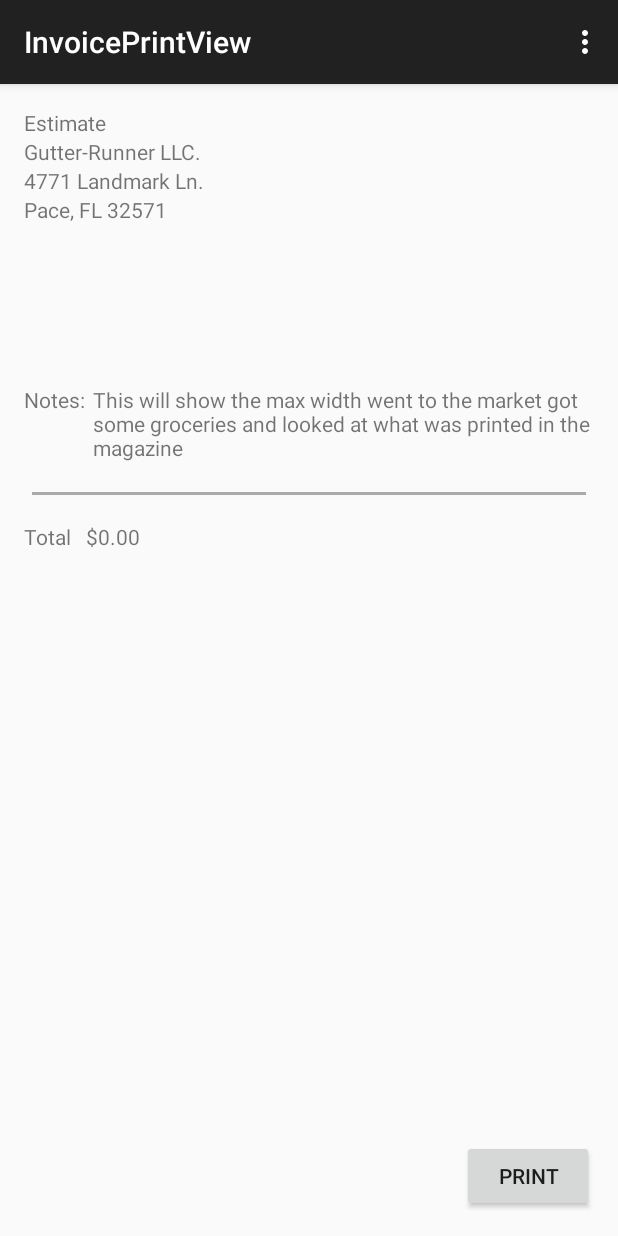
After one commit to petergoulette/Invoice, an Android app: the InvoicePrintView screen opened directly, with no data from a screen before it, on a phone screen of 412 x 824 dp. The commit adds this screen. Run offline under Robolectric (Android 15) with nearby library versions, the phone set to English and light mode, and no system bars.

Commit message:
Printview and save to image is now Implemented.

```diff
--- a/app/src/main/AndroidManifest.xml
+++ b/app/src/main/AndroidManifest.xml
@@ -1,6 +1,8 @@
 <?xml version="1.0" encoding="utf-8"?>
 <manifest xmlns:android="http://schemas.android.com/apk/res/android"
     package="com.example.capstone.invoice" >
+
+    <uses-permission android:name="android.permission.WRITE_EXTERNAL_STORAGE" />
 
     <application
         android:allowBackup="true"
@@ -32,6 +34,10 @@
             android:name=".AddInvoiceItemView"
             android:label="@string/title_activity_add_invoice_item_view" >
         </activity>
+        <activity
+            android:name=".InvoicePrintView"
+            android:label="@string/title_activity_invoice_print_view" >
+        </activity>
     </application>
 
 </manifest>
--- a/app/src/main/java/com/example/capstone/invoice/AddInvoiceItemView.java
+++ b/app/src/main/java/com/example/capstone/invoice/AddInvoiceItemView.java
@@ -90,8 +90,6 @@ public class AddInvoiceItemView extends AppCompatActivity implements View.OnClic
                 QRight.setText(Integer.toString(iitem.getInvoiceItemRQuantity()));
                 update = true;
                 }
-
-            //IRate.setText(Integer.toString(invoiceId));
         }
 
         itemListView = (ListView) findViewById(R.id.main_item_listview);
--- /dev/null
+++ b/app/src/main/java/com/example/capstone/invoice/InvoicePrintView.java
@@ -0,0 +1,159 @@
+/*
+ * Copyright (C) 2013 The Android Open Source Project
+ *
+ * Licensed under the Apache License, Version 2.0 (the "License");
+ * you may not use this file except in compliance with the License.
+ * You may obtain a copy of the License at
+ *
+ *      http://www.apache.org/licenses/LICENSE-2.0
+ *
+ * Unless required by applicable law or agreed to in writing, software
+ * distributed under the License is distributed on an "AS IS" BASIS,
+ * WITHOUT WARRANTIES OR CONDITIONS OF ANY KIND, either express or implied.
+ * See the License for the specific language governing permissions and
+ * limitations under the License.
+ */
+
+package com.example.capstone.invoice;
+
+import android.content.Intent;
+import android.graphics.Bitmap;
+import android.os.Bundle;
+import android.os.Environment;
+import android.support.v7.app.AppCompatActivity;
+import android.util.Log;
+import android.view.Menu;
+import android.view.MenuItem;
+import android.view.View;
+import android.widget.TextView;
+
+import java.io.File;
+import java.io.FileNotFoundException;
+import java.io.FileOutputStream;
+import java.io.IOException;
+
+public class InvoicePrintView extends AppCompatActivity {
+
+    private TextView mFirstName;
+    private TextView mLastName;
+    private TextView mCity;
+    private TextView mState;
+    private TextView mZip;
+    private TextView mNotes;
+    private TextView mPhone;
+    private TextView mTotal;
+    private Invoice mInvoice;
+    private Customer mCustomer;
+    private int mInvoiceId=0;
+    private int mInvoiceTotal;
+    private Database mDbHandler;
+
+
+    @Override
+    protected void onCreate(Bundle savedInstanceState) {
+        super.onCreate(savedInstanceState);
+        setContentView(R.layout.activity_invoice_print_view);
+        mDbHandler = new Database(this, null, null, 1);
+        mFirstName = (TextView) findViewById(R.id.CustomerFirst);
+        mLastName = (TextView) findViewById(R.id.CustomerLast);
+        mCity = (TextView) findViewById(R.id.City);
+        mState = (TextView) findViewById(R.id.State);
+        mZip = (TextView) findViewById(R.id.Zip);
+        mNotes = (TextView) findViewById(R.id.Notes);
+        mPhone = (TextView) findViewById(R.id.Phone);
+        mTotal = (TextView) findViewById(R.id.Total);
+        mInvoice = new Invoice();
+        mCustomer = new Customer();
+
+        //get Bundle from intent and extract the invoiceId
+        Intent intentExtras = getIntent();
+        Bundle extrasBundle = intentExtras.getExtras();
+        if (extrasBundle != null){
+            Log.d("bundle", "");
+            //we have a bundle
+
+            if(extrasBundle.getInt("SendInvoiceID")!=0){
+                mInvoiceId = extrasBundle.getInt("SendInvoiceID");
+                mInvoice = mDbHandler.getInvoice(mInvoiceId);
+                mCustomer = mDbHandler.getCustomer(mInvoice.getCustomerID());
+                setCustomer();
+
+                Log.d("bundle", "" + mInvoiceId);}
+
+            if(extrasBundle.getInt("Total")!=0){
+                mInvoiceTotal = extrasBundle.getInt("Total");
+                double total = mInvoiceTotal * .01;
+                String s = String.format("$%.2f", total);
+                mTotal.setText(s);
+
+            }
+        }
+
+        //Test method
+        findViewById(R.id.print).setOnClickListener(new View.OnClickListener() {
+            @Override
+            public void onClick(View v) {
+                Bitmap bitmap = takeScreenshot();
+                saveBitmap(bitmap);
+            }
+        });
+
+
+
+    }
+
+    @Override
+    public boolean onCreateOptionsMenu(Menu menu) {
+        // Inflate the menu; this adds items to the action bar if it is present.
+        getMenuInflater().inflate(R.menu.menu_invoice_print_view, menu);
+        return true;
+    }
+
+    @Override
+    public boolean onOptionsItemSelected(MenuItem item) {
+        // Handle action bar item clicks here. The action bar will
+        // automatically handle clicks on the Home/Up button, so long
+        // as you specify a parent activity in AndroidManifest.xml.
+        int id = item.getItemId();
+
+        //noinspection SimplifiableIfStatement
+        if (id == R.id.action_settings) {
+            return true;
+        }
+
+        return super.onOptionsItemSelected(item);
+    }
+
+    // Test screenshot Here
+    public Bitmap takeScreenshot() {
+        View rootView = findViewById(android.R.id.content).getRootView();
+        rootView.setDrawingCacheEnabled(true);
+        return rootView.getDrawingCache();
+    }
+
+    public void saveBitmap(Bitmap bitmap) {
+        File imagePath = new File(Environment.getExternalStorageDirectory() + "/screenshot" + mInvoiceId +".png");
+        FileOutputStream fos;
+        try {
+            fos = new FileOutputStream(imagePath);
+            bitmap.compress(Bitmap.CompressFormat.JPEG, 100, fos);
+            fos.flush();
+            fos.close();
+        } catch (FileNotFoundException e) {
+            Log.e("GREC", e.getMessage(), e);
+        } catch (IOException e) {
+            Log.e("GREC", e.getMessage(), e);
+        }
+    }
+    // Test screenshot Here
+
+    private void setCustomer(){
+        mFirstName.setText(mCustomer.getCustomerFirstName());
+        mLastName.setText(mCustomer.getCustomerLastName());
+        mCity.setText(mCustomer.getCustomerCity() + ",");
+        mState.setText(mCustomer.getCustomerState());
+        mZip.setText(mCustomer.getCustomerZip());
+        mNotes.setText(mCustomer.getCustomerNotes());
+        mPhone.setText(mCustomer.getCustomerPhone());
+    }
+}
--- a/app/src/main/java/com/example/capstone/invoice/Invoice_view.java
+++ b/app/src/main/java/com/example/capstone/invoice/Invoice_view.java
@@ -66,6 +66,8 @@ public class Invoice_view extends AppCompatActivity implements View.OnClickListe
     private TextView lTotal;
     private TextView finalTotal;
     private ArrayList<InvoiceItem> IItemList;
+    private Button _PrintView;
+    private int InvoiceTotal;
 
 
 
@@ -80,6 +82,9 @@ public class Invoice_view extends AppCompatActivity implements View.OnClickListe
         customer = new Customer();
         editTextHolder(); //create fields to the UI IDs
         Button _AddInvoiceItem = (Button) findViewById(R.id.ConstaddInvoiceItem);
+        _PrintView = (Button) findViewById(R.id.PrintViewButton);
+
+        InvoiceTotal = 0;
 
         // Access the ListView
         invoiceItemListView = (ListView) findViewById(R.id.FInvoice_Item_listview);
@@ -148,6 +153,18 @@ public class Invoice_view extends AppCompatActivity implements View.OnClickListe
                 Intent intentBundle = new Intent(Invoice_view.this, AddInvoiceItemView.class);
                 Bundle bundle = new Bundle();
                 bundle.putInt("SendInvoiceID", invoice.getInvoiceID());
+                intentBundle.putExtras(bundle);
+                //startActivity(intentBundle);
+                startActivityForResult(intentBundle, 1);
+            }
+        });
+
+        _PrintView.setOnClickListener(new View.OnClickListener() {
+            public void onClick(View v) {
+                Intent intentBundle = new Intent(Invoice_view.this, InvoicePrintView.class);
+                Bundle bundle = new Bundle();
+                bundle.putInt("SendInvoiceID", invoice.getInvoiceID());
+                bundle.putInt("Total", InvoiceTotal);
                 intentBundle.putExtras(bundle);
                 //startActivity(intentBundle);
                 startActivityForResult(intentBundle, 1);
@@ -259,6 +276,7 @@ public class Invoice_view extends AppCompatActivity implements View.OnClickListe
         sumTotal = sumB + sumF + sumL + sumR;
 
         finalTotal.setText(formatSum(sumTotal));
+        InvoiceTotal=sumTotal;
     }
 
     private String formatSum(int num){
@@ -413,6 +431,10 @@ public class Invoice_view extends AppCompatActivity implements View.OnClickListe
         return sum;
     }
 
+    public void printView(View view){
+
+    }
+
     public void refresh(View view){
         //dbHandler = new Database(this, null, null, 1);
         invoiceItemViewAdapter.updateData(dbHandler.getInvoiceItemList(invoice.getInvoiceID()));
--- a/app/src/main/java/com/example/capstone/invoice/Items_view.java
+++ b/app/src/main/java/com/example/capstone/invoice/Items_view.java
@@ -60,7 +60,10 @@ public class Items_view extends AppCompatActivity implements View.OnClickListene
         Log.d("itemsetAdapter:", "created");
         itemViewAdapter.updateData(dbHandler.getItemList());
         itemListView.setOnItemClickListener(this);
+
+
     }
+
 
     public void newItem (View view) {
 
--- /dev/null
+++ b/app/src/main/res/layout/activity_invoice_print_view.xml
@@ -0,0 +1,152 @@
+<RelativeLayout xmlns:android="http://schemas.android.com/apk/res/android"
+    xmlns:tools="http://schemas.android.com/tools" android:layout_width="match_parent"
+    android:layout_height="match_parent" android:paddingLeft="@dimen/activity_horizontal_margin"
+    android:paddingRight="@dimen/activity_horizontal_margin"
+    android:paddingTop="@dimen/activity_vertical_margin"
+    android:paddingBottom="@dimen/activity_vertical_margin"
+    tools:context="com.example.capstone.invoice.InvoicePrintView">
+
+    <TextView
+        android:id="@+id/Estimate"
+        android:text="@string/Estimate"
+        android:layout_width="wrap_content"
+        android:layout_height="wrap_content" />
+    <TextView
+        android:id="@+id/CompanyName"
+        android:text="@string/CompanyName"
+        android:layout_below="@+id/Estimate"
+        android:layout_alignLeft="@+id/Estimate"
+        android:layout_width="wrap_content"
+        android:layout_height="wrap_content" />
+    <TextView
+        android:id="@+id/CompanyStreet"
+        android:text="@string/CompanyStreet"
+        android:layout_below="@+id/CompanyName"
+        android:layout_alignLeft="@+id/Estimate"
+        android:layout_width="wrap_content"
+        android:layout_height="wrap_content" />
+    <TextView
+        android:id="@+id/CompanyCity"
+        android:text="@string/CompanyCity"
+        android:layout_below="@+id/CompanyStreet"
+        android:layout_alignLeft="@+id/Estimate"
+        android:layout_width="wrap_content"
+        android:layout_height="wrap_content" />
+
+    <TextView
+        android:id="@+id/CustomerFirst"
+        android:text=""
+        android:layout_below="@+id/CompanyCity"
+        android:layout_marginTop="10dp"
+        android:layout_alignLeft="@+id/Estimate"
+        android:layout_width="wrap_content"
+        android:layout_height="wrap_content" />
+    <TextView
+        android:id="@+id/CustomerLast"
+        android:text=""
+        android:layout_below="@+id/CompanyCity"
+        android:layout_marginTop="10dp"
+        android:layout_marginLeft="5dp"
+        android:layout_toRightOf="@+id/CustomerFirst"
+        android:layout_width="wrap_content"
+        android:layout_height="wrap_content" />
+
+    <TextView
+        android:id="@+id/Street"
+        android:text=""
+        android:layout_below="@+id/CustomerFirst"
+
+        android:layout_alignLeft="@+id/Estimate"
+        android:layout_width="wrap_content"
+        android:layout_height="wrap_content" />
+
+    <TextView
+        android:id="@+id/City"
+        android:text=""
+        android:layout_below="@+id/Street"
+        android:layout_alignLeft="@+id/Estimate"
+        android:layout_width="wrap_content"
+        android:layout_height="wrap_content" />
+
+    <TextView
+        android:id="@+id/State"
+        android:text=""
+        android:layout_below="@+id/Street"
+        android:layout_marginLeft="5dp"
+        android:layout_toRightOf="@+id/City"
+        android:layout_width="wrap_content"
+        android:layout_height="wrap_content" />
+
+    <TextView
+        android:id="@+id/Zip"
+        android:text=""
+        android:layout_below="@+id/Street"
+        android:layout_marginLeft="5dp"
+        android:layout_toRightOf="@+id/State"
+        android:layout_width="wrap_content"
+        android:layout_height="wrap_content" />
+    <TextView
+    android:id="@+id/Phone"
+    android:text=""
+    android:layout_below="@+id/City"
+    android:layout_alignLeft="@+id/Estimate"
+    android:layout_width="wrap_content"
+    android:layout_height="wrap_content" />
+
+    <TextView
+        android:id="@+id/Const_Notes"
+        android:text="@string/_Const_Notes"
+        android:layout_below="@+id/Phone"
+        android:layout_marginTop="20dp"
+        android:layout_alignLeft="@+id/Estimate"
+        android:layout_width="wrap_content"
+        android:layout_height="wrap_content" />
+    <TextView
+        android:id="@+id/Notes"
+        android:text="This will show the max width went to the market got some groceries and looked at what was printed in the magazine"
+        android:layout_below="@+id/Phone"
+        android:layout_marginTop="20dp"
+        android:layout_marginLeft="5dp"
+
+        android:layout_toRightOf="@+id/Const_Notes"
+        android:layout_width="wrap_content"
+        android:layout_height="wrap_content"
+        android:layout_alignParentRight="true"
+        android:layout_alignParentEnd="true" />
+    <View
+        android:layout_alignLeft="@+id/Estimate"
+        android:layout_below="@+id/Notes"
+        android:layout_marginTop="20dp"
+        android:layout_marginLeft="5dp"
+        android:layout_marginRight="5dp"
+        android:layout_width="match_parent"
+        android:layout_height="2dp"
+        android:background="@android:color/darker_gray"/>
+
+    <TextView
+        android:id="@+id/ConstTotal"
+        android:text="@string/Total"
+        android:layout_marginTop="40dp"
+        android:layout_below="@+id/Notes"
+        android:layout_alignLeft="@+id/Estimate"
+        android:layout_width="wrap_content"
+        android:layout_height="wrap_content" />
+
+    <TextView
+        android:id="@+id/Total"
+        android:text="$0.00"
+        android:layout_marginTop="40dp"
+        android:layout_marginLeft="10dp"
+        android:layout_below="@+id/Notes"
+        android:layout_toRightOf="@+id/ConstTotal"
+        android:layout_width="wrap_content"
+        android:layout_height="wrap_content" />
+
+    <Button
+        android:id="@+id/print"
+        android:layout_alignParentBottom="true"
+        android:layout_alignParentRight="true"
+        android:text="print"
+        android:layout_width="wrap_content"
+        android:layout_height="wrap_content" />
+</RelativeLayout>
--- a/app/src/main/res/layout/activity_invoice_view.xml
+++ b/app/src/main/res/layout/activity_invoice_view.xml
@@ -253,14 +253,7 @@
             android:id="@+id/ConstaddInvoiceItem"
             />
 
-        <Button
-            android:layout_width="wrap_content"
-            android:layout_height="wrap_content"
-            android:layout_marginLeft="20dp"
-            android:text="@string/_Refresh"
-            android:id="@+id/Refresh"
-            android:onClick="refresh"
-            />
+
 
 
    </LinearLayout>
@@ -490,6 +483,15 @@
              android:onClick="AddInvoice"
              />
 
+         <Button
+             android:id="@+id/PrintViewButton"
+             android:layout_width="wrap_content"
+             android:layout_height="wrap_content"
+             android:layout_marginLeft="20dp"
+             android:text="@string/printView"
+             android:onClick="refresh"
+             />
+
      </LinearLayout>
 
 
--- a/app/src/main/res/layout/activity_items_view.xml
+++ b/app/src/main/res/layout/activity_items_view.xml
@@ -75,6 +75,8 @@
              android:text="@string/_delete_item"
              android:id="@+id/button3"
              android:onClick="deleteItem" />
+
+
      </LinearLayout>
      <!-- Listview -->
      <ListView
--- /dev/null
+++ b/app/src/main/res/menu/menu_invoice_print_view.xml
@@ -0,0 +1,7 @@
+<menu xmlns:android="http://schemas.android.com/apk/res/android"
+    xmlns:app="http://schemas.android.com/apk/res-auto"
+    xmlns:tools="http://schemas.android.com/tools"
+    tools:context="com.example.capstone.invoice.InvoicePrintView">
+    <item android:id="@+id/action_settings" android:title="@string/action_settings"
+        android:orderInCategory="100" app:showAsAction="never" />
+</menu>
--- a/app/src/main/res/values/strings.xml
+++ b/app/src/main/res/values/strings.xml
@@ -43,6 +43,7 @@
     <string name="R">R</string>
     <string name="_Refresh">Refresh</string>
     <string name="Date">Date:</string>
+    <string name="printView">Print View</string>
 
     <!-- Search List View -->
     <string name="InvoiceNum">IN#:</string>
@@ -52,6 +53,16 @@
 
     <string name="Quantity">QTY:</string>
     <color name="lt_blue">#7f99ff</color>
+    <string name="title_activity_invoice_print_view">InvoicePrintView</string>
+
+    <!-- Print View -->
+    <string name="Estimate" >Estimate</string>
+    <string name="CompanyName">Gutter-Runner LLC.</string>
+    <string name="CompanyStreet">4771 Landmark Ln.</string>
+    <string name="CompanyCity">Pace, FL 32571</string>
+    <string name="CompanyState">FL</string>
+    <string name="CompanyZip">32571</string>
+
 
 
 </resources>
```
